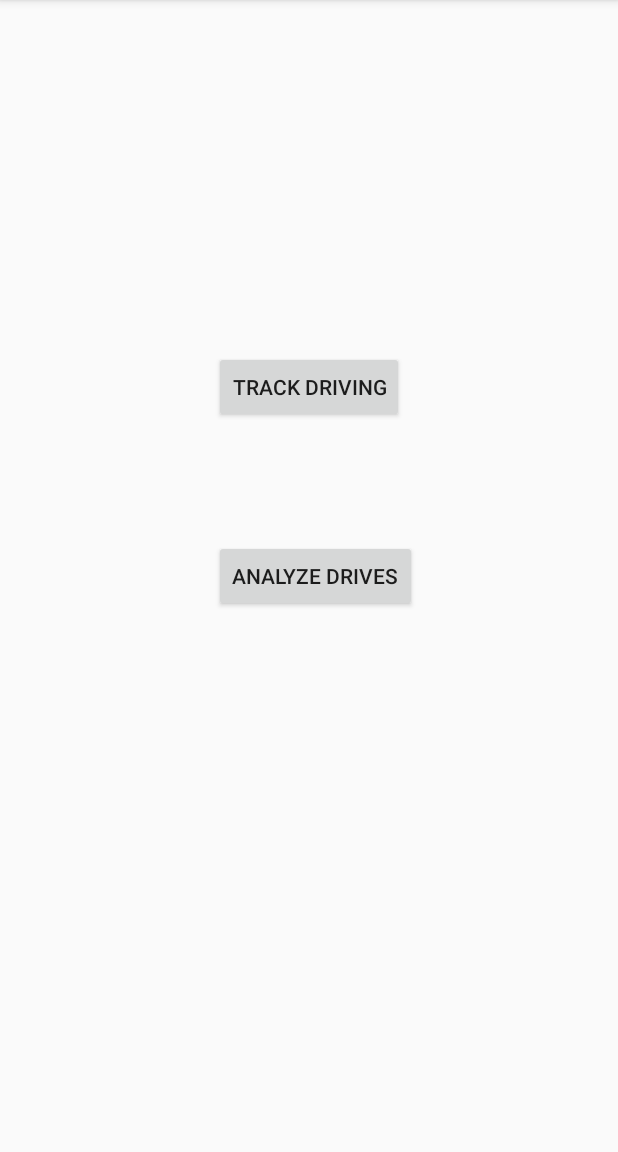
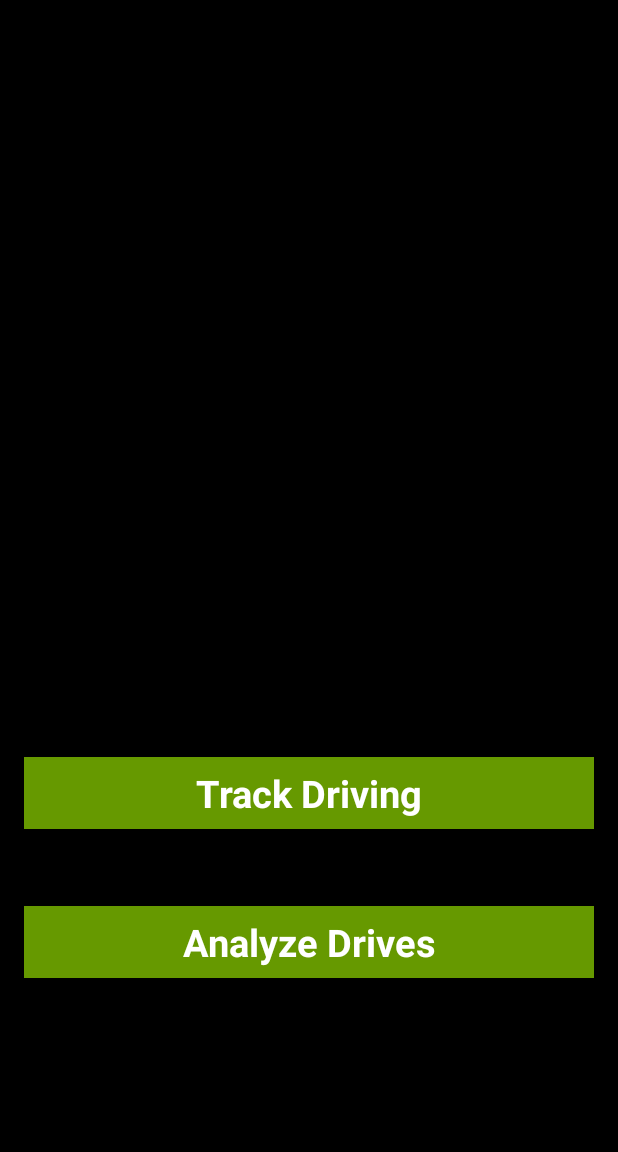
Before and after one commit to MobileMining/Group6-The-minions-EcoDriver, an Android app: the screen it shows after launch (MainActivity), on a phone screen of 412 x 824 dp, the part 84-1236 px from its top. Run offline under Robolectric (Android 15) with nearby library versions, the phone set to English and light mode, and no system bars.

Commit message:
New Improved GUI

```diff
--- /dev/null
+++ b/app/src/main/res/layout-xlarge/activity_main.xml
@@ -0,0 +1,25 @@
+<RelativeLayout xmlns:android="http://schemas.android.com/apk/res/android"
+    xmlns:tools="http://schemas.android.com/tools" android:layout_width="match_parent"
+    android:layout_height="match_parent" android:paddingLeft="@dimen/activity_horizontal_margin"
+    android:paddingRight="@dimen/activity_horizontal_margin"
+    android:paddingTop="@dimen/activity_vertical_margin"
+    android:paddingBottom="@dimen/activity_vertical_margin" tools:context=".MainActivity">
+
+    <Button
+        android:layout_width="wrap_content"
+        android:layout_height="wrap_content"
+        android:text="Track Driving"
+        android:id="@+id/trackDriving_btn"
+        android:layout_above="@+id/analyzeDrives_btn"
+        android:layout_centerHorizontal="true"
+        android:layout_marginBottom="78dp" />
+
+    <Button
+        android:layout_width="wrap_content"
+        android:layout_height="wrap_content"
+        android:text="Analyze Drives"
+        android:id="@+id/analyzeDrives_btn"
+        android:layout_centerVertical="true"
+        android:layout_alignStart="@+id/trackDriving_btn" />
+
+</RelativeLayout>
--- a/app/src/main/res/layout/activity_main.xml
+++ b/app/src/main/res/layout/activity_main.xml
@@ -3,23 +3,43 @@
     android:layout_height="match_parent" android:paddingLeft="@dimen/activity_horizontal_margin"
     android:paddingRight="@dimen/activity_horizontal_margin"
     android:paddingTop="@dimen/activity_vertical_margin"
-    android:paddingBottom="@dimen/activity_vertical_margin" tools:context=".MainActivity">
+    android:paddingBottom="@dimen/activity_vertical_margin" tools:context=".MainActivity"
+    android:background="@android:color/background_dark"
+    android:clickable="false">
+
 
     <Button
-        android:layout_width="wrap_content"
+        android:layout_width="match_parent"
         android:layout_height="wrap_content"
         android:text="Track Driving"
         android:id="@+id/trackDriving_btn"
+        android:background="@android:color/holo_green_dark"
+        android:textColor="@android:color/background_light"
         android:layout_above="@+id/analyzeDrives_btn"
-        android:layout_centerHorizontal="true"
-        android:layout_marginBottom="78dp" />
+        android:layout_alignParentStart="true"
+        android:layout_marginBottom="51dp"
+        style="@android:style/Widget.Button"
+        android:textStyle="bold|normal"
+        android:clickable="true"
+        android:textSize="25sp"
+        android:typeface="sans"/>
 
     <Button
-        android:layout_width="wrap_content"
+        android:layout_width="match_parent"
         android:layout_height="wrap_content"
         android:text="Analyze Drives"
         android:id="@+id/analyzeDrives_btn"
-        android:layout_centerVertical="true"
-        android:layout_alignStart="@+id/trackDriving_btn" />
+        android:layout_marginBottom="100dp"
+        android:background="@android:color/holo_green_dark"
+        android:textColor="@android:color/background_light"
+        android:layout_alignParentBottom="true"
+        android:layout_alignStart="@+id/trackDriving_btn"
+        style="@android:style/Widget.Button"
+        android:layout_alignParentLeft="false"
+        android:layout_alignParentTop="false"
+        android:textStyle="bold|normal"
+        android:clickable="true"
+        android:textSize="25sp"
+        android:typeface="sans"/>
 
 </RelativeLayout>
--- a/app/src/main/res/values/styles.xml
+++ b/app/src/main/res/values/styles.xml
@@ -2,6 +2,8 @@
 
     <!-- Base application theme. -->
     <style name="AppTheme" parent="Theme.AppCompat.Light.DarkActionBar">
+        <item name="android:textColor">#ffffffff</item>
+        <item name="android:typeface">sans</item>
         <!-- Customize your theme here. -->
     </style>
 
```
Also changed, not shown: app/src/main/res/layout/activity_analyze_drives.xml (+17 -4 lines), app/src/main/res/layout/activity_analyze_drives_listview_row.xml (+6 -3 lines), 2 other files.
